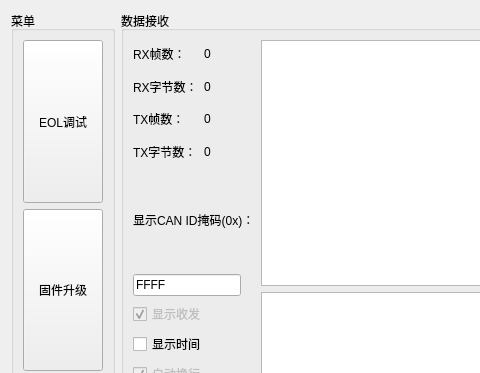
This is more_window/more_window.ui in aron566/EOL_CAN_Tool as Qt 5 draws it before an edit; both pictures show x 0 to 480 and y 0 to 373 of the 829 by 731 pixel window. The edited form follows.
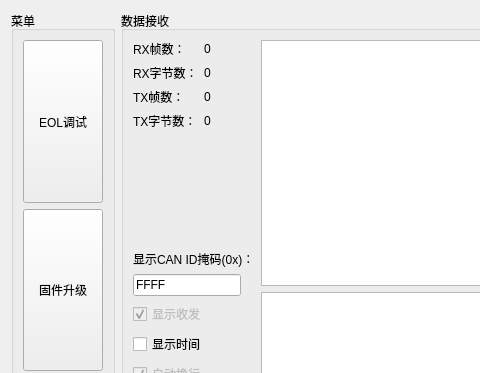
This is the edited form.

What changed in the file:
```diff
--- a/more_window/more_window.ui
+++ b/more_window/more_window.ui
@@ -171,6 +171,19 @@
           </item>
           <item>
            <layout class="QVBoxLayout" name="verticalLayout">
+            <item>
+             <spacer name="verticalSpacer">
+              <property name="orientation">
+               <enum>Qt::Vertical</enum>
+              </property>
+              <property name="sizeHint" stdset="0">
+               <size>
+                <width>20</width>
+                <height>40</height>
+               </size>
+              </property>
+             </spacer>
+            </item>
             <item>
              <widget class="QLabel" name="display_mask_label">
               <property name="sizePolicy">
```
